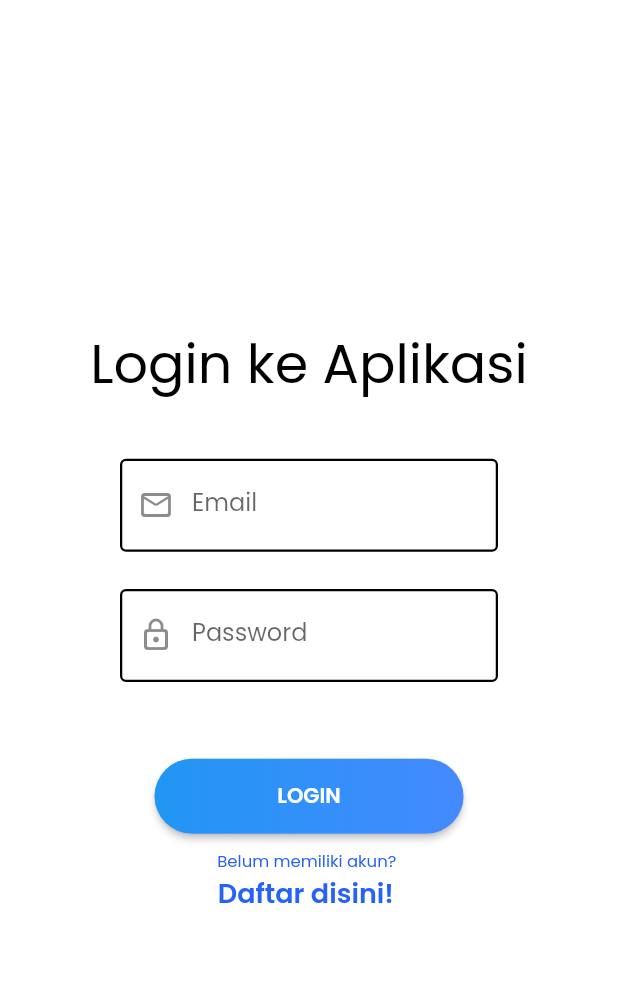
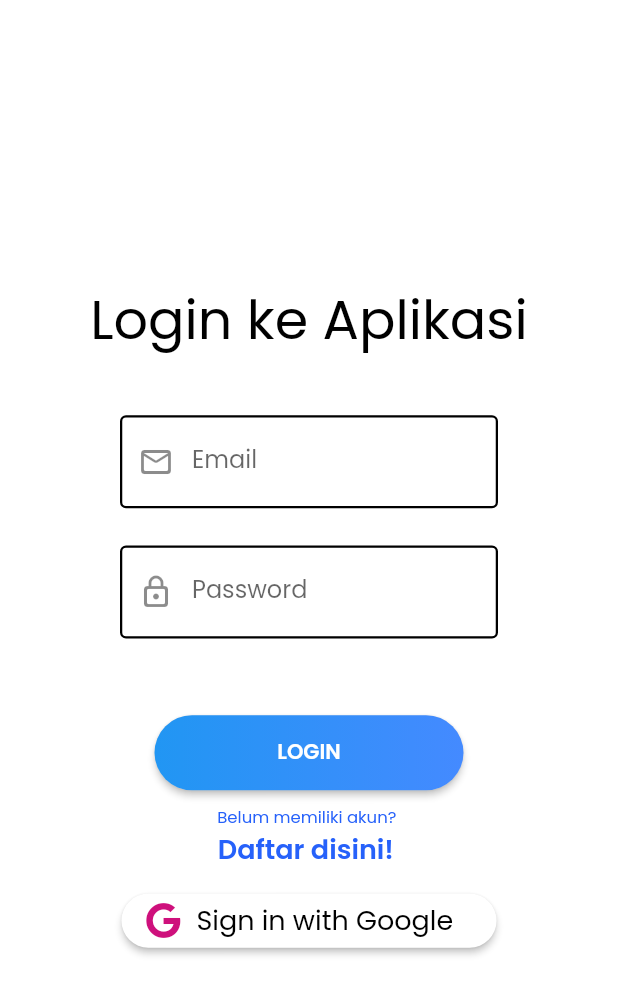
Before and after one commit to maulanataufiq30/Bettapps, a Flutter app: the screen it shows after launch, on a phone screen of 412 x 824 dp. Shown: the top 995 px of the screen. Run offline on Flutter 3.47's test engine with Material 2 defaults, Android fonts, the phone set to English and light mode, and no system bars; our stand-ins replace bubble, cloud_firestore, firebase_auth, firebase_core, firebase_storage, font_awesome_flutter and 8 more; missing offline and left inert: dart:ffi; accounts and stored records are empty; project files that could hold a hidden picture were left out.

Commit message:
update google sign method

```diff
--- a/lib/views/login_page.dart
+++ b/lib/views/login_page.dart
@@ -2,7 +2,9 @@ import 'package:bettapps/utils/app_style.dart';
 import 'package:bettapps/utils/component/background.dart';
 import 'package:bettapps/views/register_page.dart';
 import 'package:bettapps/model/auth.dart';
+import 'package:firebase_auth/firebase_auth.dart';
 import 'package:flutter/material.dart';
+import 'package:font_awesome_flutter/font_awesome_flutter.dart';
 import 'package:get/get.dart';
 import 'package:bettapps/widgets/custom_dialog.dart';
 
@@ -164,6 +166,42 @@ class _LoginPageState extends State<LoginPage> {
                       ),
                     ],
                   ),
+                  SizedBox(height: 10.0),
+                  Container(
+                      width: 250.0,
+                      child: Align(
+                        alignment: Alignment.center,
+                        child: ElevatedButton(
+                          style: ButtonStyle(
+                            shape: MaterialStateProperty.all<
+                                    RoundedRectangleBorder>(
+                                RoundedRectangleBorder(
+                                    borderRadius:
+                                        new BorderRadius.circular(30.0))),
+                            backgroundColor:
+                                MaterialStateProperty.all(Color(0xffffffff)),
+                          ),
+                          child: Row(
+                            mainAxisAlignment: MainAxisAlignment.start,
+                            children: <Widget>[
+                              Icon(
+                                FontAwesomeIcons.google,
+                                color: Color(0xffCE107C),
+                              ),
+                              SizedBox(width: 10.0),
+                              Text(
+                                'Sign in with Google',
+                                style: TextStyle(
+                                    color: Colors.black, fontSize: 18.0),
+                              ),
+                            ],
+                          ),
+                          onPressed: () => Auth()
+                              .googlesignIn(context)
+                              .then((user) => print(user))
+                              .catchError((e) => print(e)),
+                        ),
+                      )),
                 ],
               ),
             )),
--- a/pubspec.yaml
+++ b/pubspec.yaml
@@ -39,6 +39,7 @@ dependencies:
   supercharged:
   get:
   lottie:
+  font_awesome_flutter:
   progress_dialog:
   google_sign_in:
 
```
Also changed, not shown: lib/model/auth.dart (+77 -0 lines), lib/views/profil_page.dart (+25 -3 lines), pubspec.lock, 1 other file.
